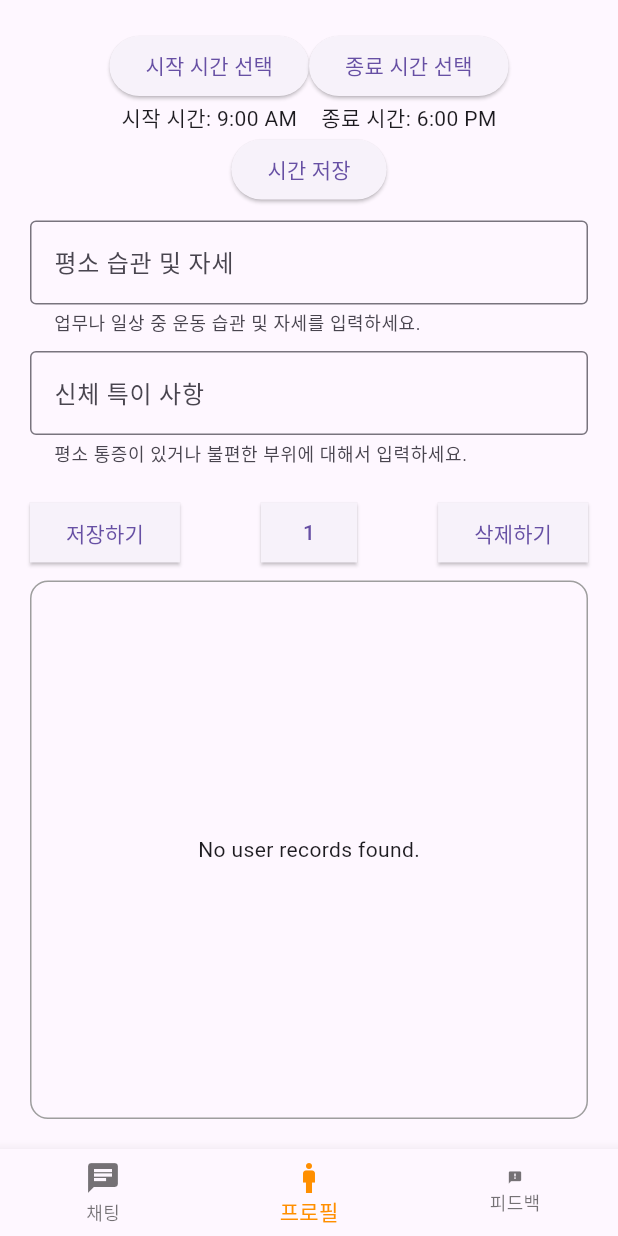
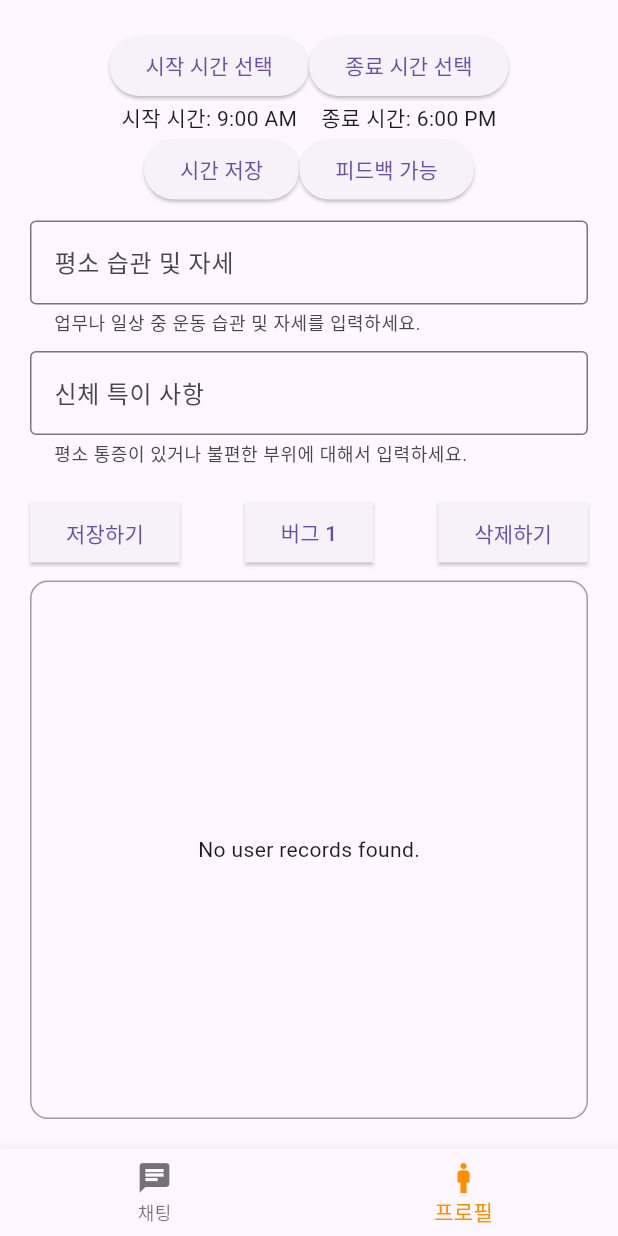
Before and after one commit to jae-yong-2/my_research, a Flutter app: the screen it shows after launch, item 2 of the bottom bar chosen, on a phone screen of 412 x 824 dp. Run offline on Flutter 3.47's test engine with Material 3 defaults, Android fonts, the phone set to English and light mode, and no system bars; our stand-ins replace dash_chat_2, device_info_plus, firebase_core, firebase_database, firebase_messaging, flutter_local_notifications and 5 more; missing offline and left inert: chat_gpt_sdk, dart:ffi, flutter_foreground_task, health; accounts and stored records are empty; statements that could not run were skipped.

Commit message:
:white_check_mark: 테스트 최종버전

```diff
--- a/lib/data/keystring.dart
+++ b/lib/data/keystring.dart
@@ -24,4 +24,13 @@ class KeyValue{
   String CURRENT_BODY_ISSUE = "cureent_body_issue";
   String HABIT_STATE= "habitStatus";
   String REPLY='reply';
+  String replyIntent1="n분 뒤에 집앞에서 n분가량 걸어볼 예정~";
+  String replyIntent2="지금은 업무중이라 n분 뒤에 일어나서 허리펴고 스트레칭 할게";
+  String replyIntent3="그래, n분만 있다가 잠시 n시간 정도는 집앞 산책 다녀오지뭐";
+  String replyComplete1="방금 집앞에서 잠깐 걸었어~";
+  String replyComplete2="알람을 받고 바로 움직였어~";
+  String replyComplete3="그래, 너가 한 말대로 산책하고왔어";
+  String newStep = "newStep";
+  String oldStep = "oldStep";
+  String ISFEEDBACK = "isfeedbackenable";
 }
--- a/lib/main.dart
+++ b/lib/main.dart
@@ -41,7 +41,7 @@ Future<bool> _setupFirebaseMessaging() async {
 
   List<Future> unsubscribeFutures = [];
   for (int i = 0; i < 10; i++) {
-    unsubscribeFutures.add(FirebaseMessaging.instance.unsubscribeFromTopic(KeyValue().ID));
+    unsubscribeFutures.add(FirebaseMessaging.instance.unsubscribeFromTopic('$i'));
   }
   await Future.wait(unsubscribeFutures);
   await FirebaseMessaging.instance.subscribeToTopic(KeyValue().ID);
--- a/lib/page/page_navigation.dart
+++ b/lib/page/page_navigation.dart
@@ -20,7 +20,7 @@ class _PageNavigationState extends State<PageNavigation> {
   final List<Widget> _pages = [
     ChatPage(),
     Profile(),
-    FeedbackPage(),
+    // FeedbackPage(),
   ];
 
   @override
@@ -55,10 +55,10 @@ class _PageNavigationState extends State<PageNavigation> {
             icon: Icon(Icons.man),
             label: '프로필',
           ),
-          BottomNavigationBarItem(
-            icon: Icon(Icons.feedback,size: 10,),
-            label: "피드백",
-          ),
+          // BottomNavigationBarItem(
+          //   icon: Icon(Icons.feedback,size: 10,),
+          //   label: "피드백",
+          // ),
 
         ],
         currentIndex: _selectedIndex,
--- a/lib/page/profile.dart
+++ b/lib/page/profile.dart
@@ -5,6 +5,7 @@ import 'package:my_research/data/keystring.dart';
 import 'package:my_research/data/data_store.dart';
 import 'package:firebase_database/firebase_database.dart';
 import 'package:my_research/module/healthKit.dart';
+import 'package:url_launcher/url_launcher.dart';
 
 class Profile extends StatefulWidget {
   const Profile({Key? key}) : super(key: key);
@@ -81,11 +82,12 @@ class _ProfileState extends State<Profile> {
       _endTime = TimeOfDay(hour: endHour, minute: endMinute);
     });
   }
-
+  bool isFeedbackEnabled = true;
   @override
-  void initState(){
+  Future<void> initState() async {
     super.initState();
     _loadTime();
+    isFeedbackEnabled = (await DataStore().getSharedPreferencesBool(KeyValue().ISFEEDBACK))!;
   }
 
   @override
@@ -148,6 +150,22 @@ class _ProfileState extends State<Profile> {
     });
   }
 
+  void _launchURL() async {
+    const url = 'https://forms.gle/tf5X6XtqoS97eHZp9';
+    if (await canLaunch(url)) {
+      await launch(url);
+    } else {
+      throw 'Could not launch $url';
+    }
+  }
+
+  void _toggleFeedback() async {
+    setState(() {
+      isFeedbackEnabled = !(isFeedbackEnabled ?? true);
+      DataStore().saveSharedPreferencesBool(KeyValue().ISFEEDBACK, isFeedbackEnabled!);
+    });
+  }
+
   @override
   Widget build(BuildContext context) {
     return Container(
@@ -176,12 +194,21 @@ class _ProfileState extends State<Profile> {
                     Text('종료 시간: ${_endTime!.format(context)}'),
                 ],
                 ),
+
               ],
             ),
 
-            ElevatedButton(
-              onPressed: _saveOperateTime,
-              child: Text('시간 저장'),
+            Row(
+                mainAxisAlignment: MainAxisAlignment.center,
+                children: [
+                  ElevatedButton(
+                    onPressed: _saveOperateTime,
+                    child: Text('시간 저장'),
+                ),
+                ElevatedButton(
+                  onPressed: _toggleFeedback,
+                  child: Text(isFeedbackEnabled ? '피드백 가능' : '피드백 불가능'),
+                ),]
             ),
             SizedBox(height: 10),
             TextFormField(
@@ -218,13 +245,13 @@ class _ProfileState extends State<Profile> {
 
                 ),
                 ElevatedButton(
-                  onPressed: _updateSteps,
+                  onPressed: _launchURL,
                   style: ElevatedButton.styleFrom(
                     shape: RoundedRectangleBorder(
                       borderRadius: BorderRadius.zero,
                     ),
                   ),
-                  child: Text("${KeyValue().ID}"),
+                  child: Text("버그 ${KeyValue().ID}"),
                 ),
                 ElevatedButton(
                   onPressed: _deleteData,
```
Also changed, not shown: lib/data/data_store.dart (+11 -0 lines), lib/data/server_data_listener.dart (+89 -64 lines), lib/module/local_notification.dart (+20 -17 lines).
